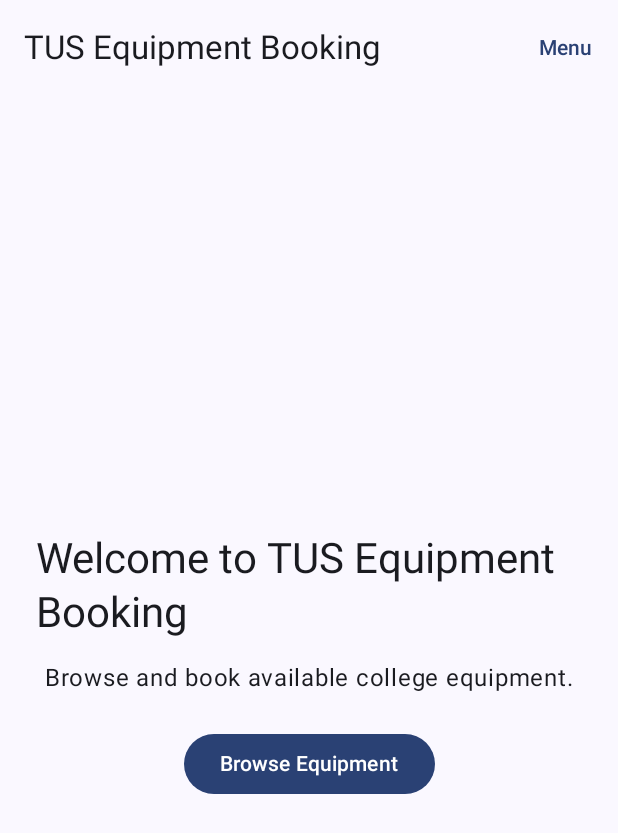
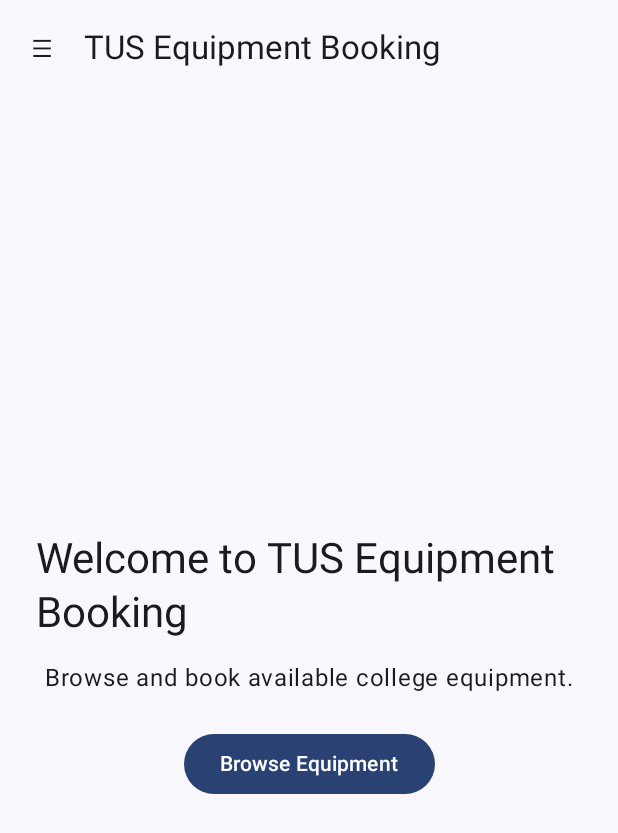
Before and after one commit to realAbdulKhan/TUSEquipmentBookingMobileApp, an Android app built with Jetpack Compose: the screen it shows after launch (MainActivity), on a phone screen of 412 x 824 dp. Shown: the top 833 px of the screen. Run offline under Robolectric (Android 15) with nearby library versions, the phone set to English and light mode, and no system bars; our stand-ins replace Room's generated code.

Commit message:
Replace dropdown menu with navigation drawer

```diff
--- a/app/src/main/java/com/example/mytusequipmentbooking/AppNavigation.kt
+++ b/app/src/main/java/com/example/mytusequipmentbooking/AppNavigation.kt
@@ -16,16 +16,20 @@ import com.example.mytusequipmentbooking.screens.HomeScreen
 import com.example.mytusequipmentbooking.viewmodel.EquipmentBookingViewModel
 import androidx.compose.ui.Modifier
 import androidx.compose.foundation.layout.padding
+import androidx.navigation.compose.currentBackStackEntryAsState
+
 @Composable
 fun AppNavigation() {
 
     val navController = rememberNavController()
+    val navBackStackEntry = navController.currentBackStackEntryAsState()
+    val currentRoute = navBackStackEntry.value?.destination?.route
 
     val equipmentViewModel: EquipmentBookingViewModel = viewModel()
 
     val uiState = equipmentViewModel.uiState.collectAsStateWithLifecycle()
-
     EquipmentBookingMenuShell(
+        selectedRoute = currentRoute ?: "welcome",
         onWelcomeClick = {
             navController.navigate("welcome") {
                 popUpTo("welcome") {
--- a/app/src/main/java/com/example/mytusequipmentbooking/components/EquipmentBookingMenuShell.kt
+++ b/app/src/main/java/com/example/mytusequipmentbooking/components/EquipmentBookingMenuShell.kt
@@ -1,65 +1,104 @@
 
 package com.example.mytusequipmentbooking.components
 
+import androidx.activity.compose.BackHandler
 import androidx.compose.foundation.layout.PaddingValues
-import androidx.compose.material3.DropdownMenu
-import androidx.compose.material3.DropdownMenuItem
+import androidx.compose.foundation.layout.padding
+import androidx.compose.material3.DrawerValue
+import androidx.compose.material3.ExperimentalMaterial3Api
+import androidx.compose.material3.IconButton
+import androidx.compose.material3.MaterialTheme
+import androidx.compose.material3.ModalDrawerSheet
+import androidx.compose.material3.ModalNavigationDrawer
+import androidx.compose.material3.NavigationDrawerItem
 import androidx.compose.material3.Scaffold
 import androidx.compose.material3.Text
-import androidx.compose.material3.TextButton
 import androidx.compose.material3.TopAppBar
+import androidx.compose.material3.rememberDrawerState
 import androidx.compose.runtime.Composable
-import androidx.compose.runtime.getValue
-import androidx.compose.runtime.mutableStateOf
-import androidx.compose.runtime.remember
-import androidx.compose.runtime.setValue
-import androidx.compose.material3.ExperimentalMaterial3Api
+import androidx.compose.runtime.rememberCoroutineScope
+import androidx.compose.ui.Modifier
+import androidx.compose.ui.unit.dp
+import kotlinx.coroutines.launch
 
 @OptIn(ExperimentalMaterial3Api::class)
 @Composable
 fun EquipmentBookingMenuShell(
+    selectedRoute: String,
     onWelcomeClick: () -> Unit,
     onBrowseClick: () -> Unit,
     content: @Composable (PaddingValues) -> Unit
 ) {
-    var menuExpanded by remember { mutableStateOf(false) }
+    val drawerState = rememberDrawerState(
+        initialValue = DrawerValue.Closed
+    )
 
+    val scope = rememberCoroutineScope()
+
+    BackHandler(
+        enabled = drawerState.isOpen
+    ) {
+        scope.launch {
+            drawerState.close()
+        }
+    }
+
+    ModalNavigationDrawer(
+        drawerState = drawerState,
+        drawerContent = {
+            ModalDrawerSheet {
+                Text(
+                    text = "TUS Equipment Booking",
+                    modifier = Modifier.padding(
+                        horizontal = 16.dp,
+                        vertical = 24.dp
+                    ),
+                    style = MaterialTheme.typography.titleLarge
+                )
+
+                NavigationDrawerItem(
+                    label = {
+                        Text("Welcome")
+                    },
+                    selected = selectedRoute == "welcome",
+                    onClick = {
+                        scope.launch {
+                            drawerState.close()
+                        }
+                        onWelcomeClick()
+                    }
+                )
+
+                NavigationDrawerItem(
+                    label = {
+                        Text("Browse Equipment")
+                    },
+                    selected = selectedRoute == "home",
+                    onClick = {
+                        scope.launch {
+                            drawerState.close()
+                        }
+                        onBrowseClick()
+                    }
+                )
+            }
+        }
+    ) {
         Scaffold(
             topBar = {
                 TopAppBar(
                     title = {
                         Text("TUS Equipment Booking")
                     },
-                actions = {
-                    TextButton(
+                    navigationIcon = {
+                        IconButton(
                             onClick = {
-                            menuExpanded = true
+                                scope.launch {
+                                    drawerState.open()
+                                }
                             }
                         ) {
-                        Text("Menu")
-                    }
-
-                    DropdownMenu(
-                        expanded = menuExpanded,
-                        onDismissRequest = {
-                            menuExpanded = false
-                        }
-                    ) {
-                        DropdownMenuItem(
-                            text = { Text("Welcome") },
-                            onClick = {
-                                menuExpanded = false
-                                onWelcomeClick()
-                            }
-                        )
-
-                        DropdownMenuItem(
-                            text = { Text("Browse Equipment") },
-                            onClick = {
-                                menuExpanded = false
-                                onBrowseClick()
-                            }
-                        )
+                            Text("☰")
                         }
                     }
                 )
@@ -68,3 +107,4 @@ fun EquipmentBookingMenuShell(
             content(paddingValues)
         }
     }
+}
```
Lines whose indentation alone changed are shown as unchanged.
